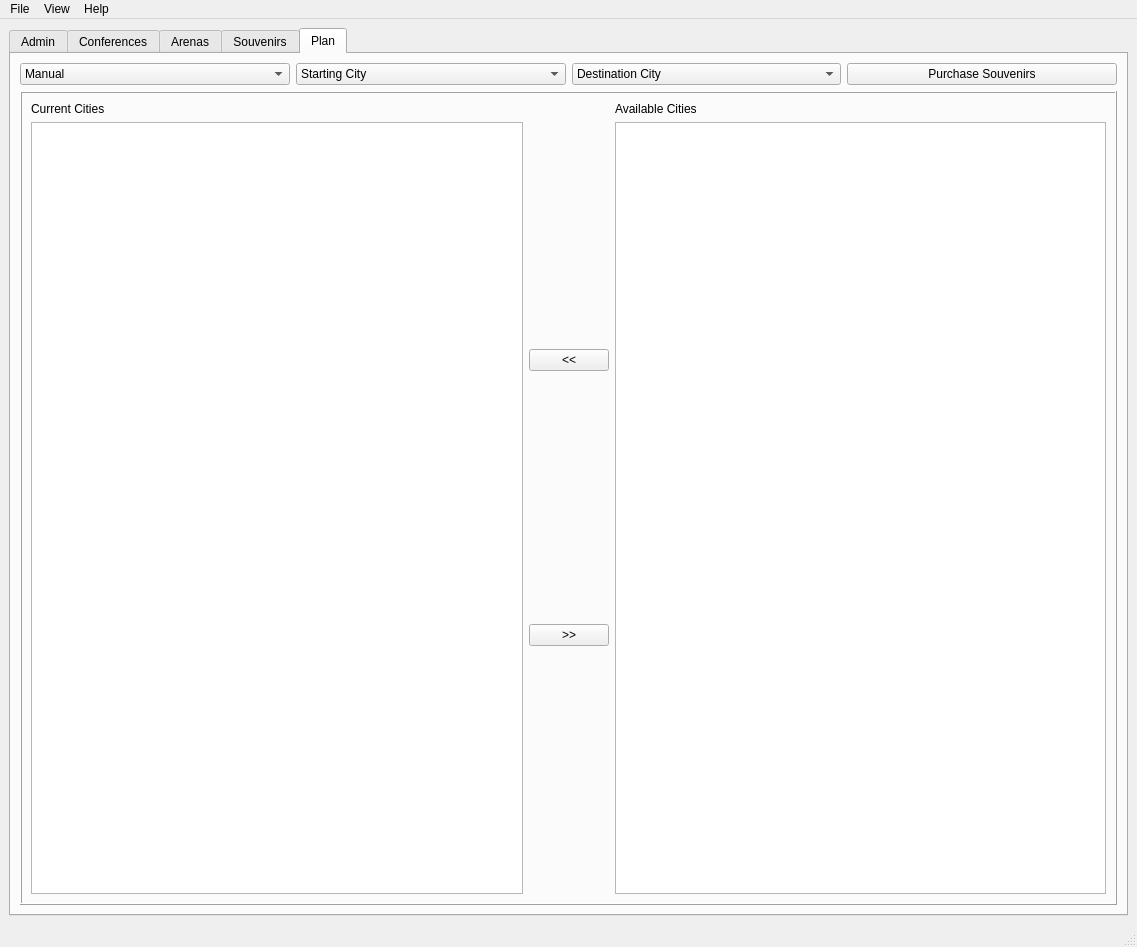
Old version of the form mainwindow.ui in the repository lsevcik/NBABasketball.
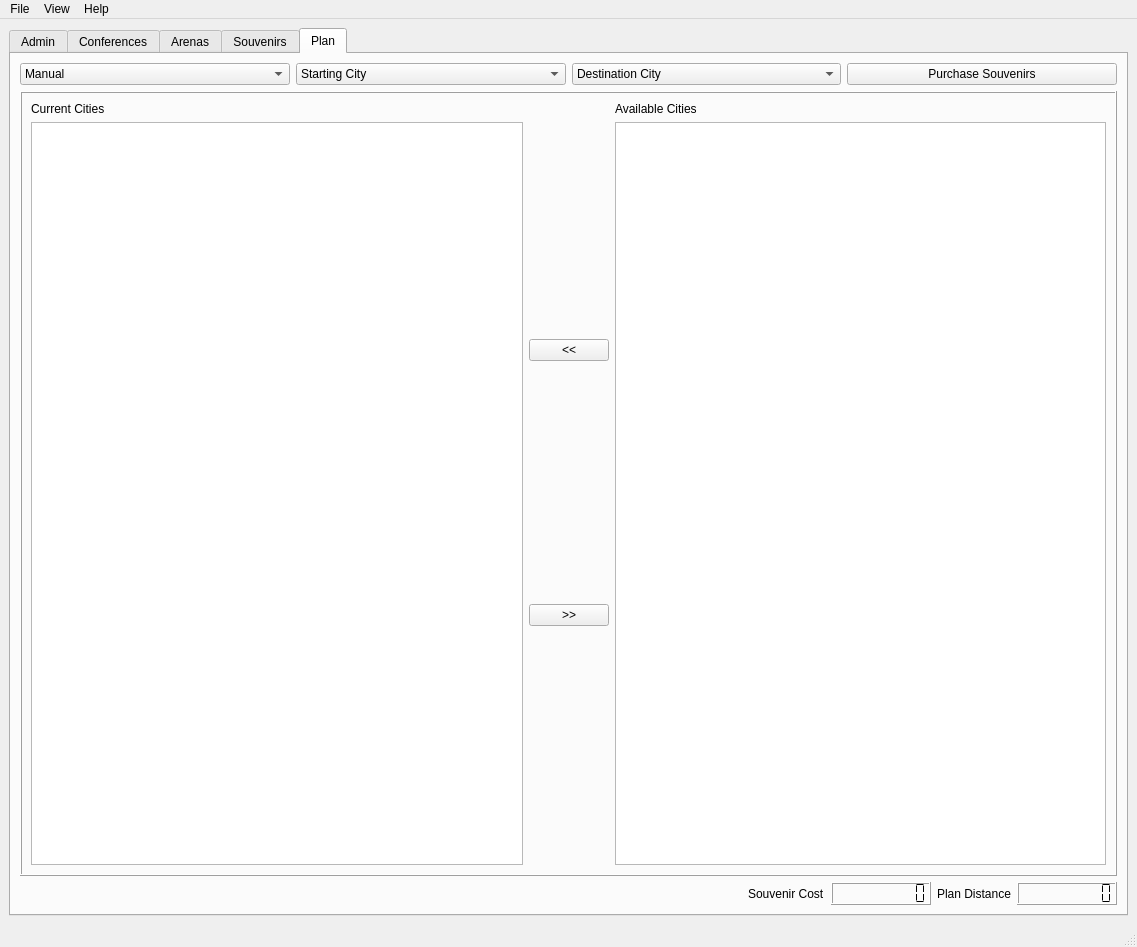
New version of the form. The open tabs and pages were chosen to show the change. Icons and pictures are not drawn.

Commit message: added the ability to buy souvenirs. gn

```diff
--- a/mainwindow.ui
+++ b/mainwindow.ui
@@ -792,6 +792,99 @@
           </layout>
          </widget>
         </item>
+        <item>
+         <layout class="QHBoxLayout" name="horizontalLayout_6">
+          <item>
+           <spacer name="horizontalSpacer_2">
+            <property name="orientation">
+             <enum>Qt::Horizontal</enum>
+            </property>
+            <property name="sizeHint" stdset="0">
+             <size>
+              <width>40</width>
+              <height>20</height>
+             </size>
+            </property>
+           </spacer>
+          </item>
+          <item>
+           <widget class="QLabel" name="label_5">
+            <property name="sizePolicy">
+             <sizepolicy hsizetype="Minimum" vsizetype="Minimum">
+              <horstretch>0</horstretch>
+              <verstretch>0</verstretch>
+             </sizepolicy>
+            </property>
+            <property name="text">
+             <string>Souvenir Cost</string>
+            </property>
+           </widget>
+          </item>
+          <item>
+           <widget class="QLCDNumber" name="plan_costLCD">
+            <property name="sizePolicy">
+             <sizepolicy hsizetype="Preferred" vsizetype="Minimum">
+              <horstretch>0</horstretch>
+              <verstretch>0</verstretch>
+             </sizepolicy>
+            </property>
+            <property name="minimumSize">
+             <size>
+              <width>0</width>
+              <height>0</height>
+             </size>
+            </property>
+            <property name="smallDecimalPoint">
+             <bool>false</bool>
+            </property>
+            <property name="digitCount">
+             <number>9</number>
+            </property>
+            <property name="segmentStyle">
+             <enum>QLCDNumber::Flat</enum>
+            </property>
+            <property name="value" stdset="0">
+             <double>0.000000000000000</double>
+            </property>
+           </widget>
+          </item>
+          <item>
+           <widget class="QLabel" name="label_4">
+            <property name="sizePolicy">
+             <sizepolicy hsizetype="Minimum" vsizetype="Minimum">
+              <horstretch>0</horstretch>
+              <verstretch>0</verstretch>
+             </sizepolicy>
+            </property>
+            <property name="text">
+             <string>Plan Distance</string>
+            </property>
+           </widget>
+          </item>
+          <item>
+           <widget class="QLCDNumber" name="plan_distanceLCD">
+            <property name="sizePolicy">
+             <sizepolicy hsizetype="Preferred" vsizetype="Minimum">
+              <horstretch>0</horstretch>
+              <verstretch>0</verstretch>
+             </sizepolicy>
+            </property>
+            <property name="minimumSize">
+             <size>
+              <width>0</width>
+              <height>0</height>
+             </size>
+            </property>
+            <property name="digitCount">
+             <number>9</number>
+            </property>
+            <property name="segmentStyle">
+             <enum>QLCDNumber::Flat</enum>
+            </property>
+           </widget>
+          </item>
+         </layout>
+        </item>
        </layout>
       </widget>
      </widget>
```
Left out of the diff: 4 changed lines with no effect on the pictures. The commit also changes 9 other files.
